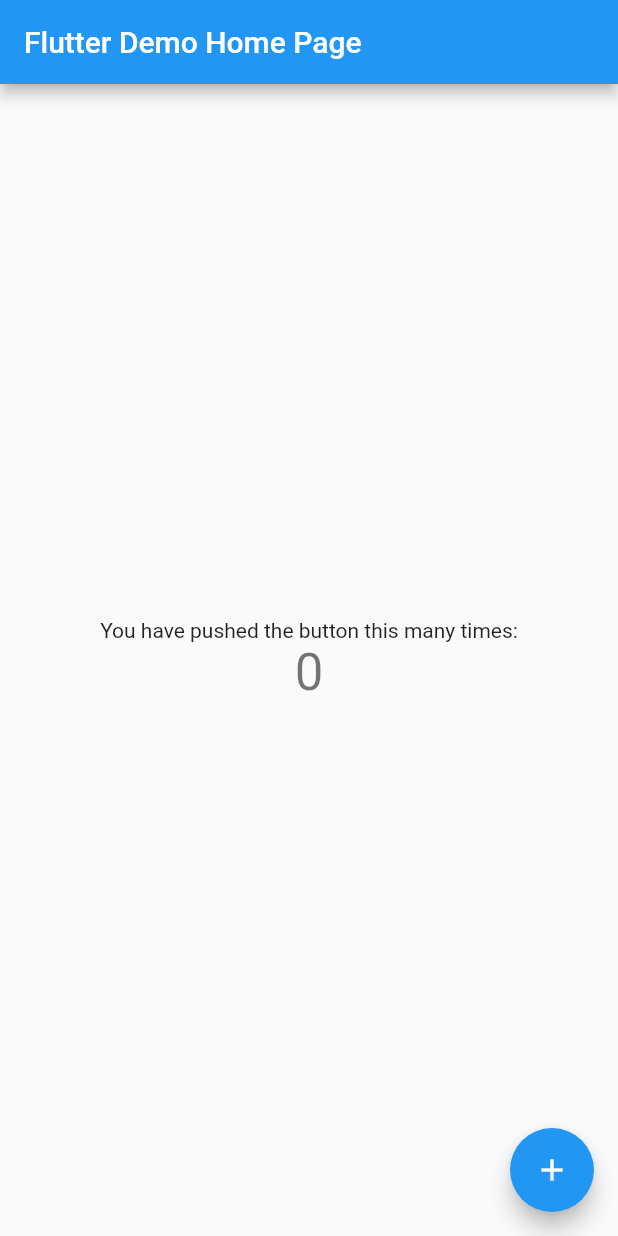
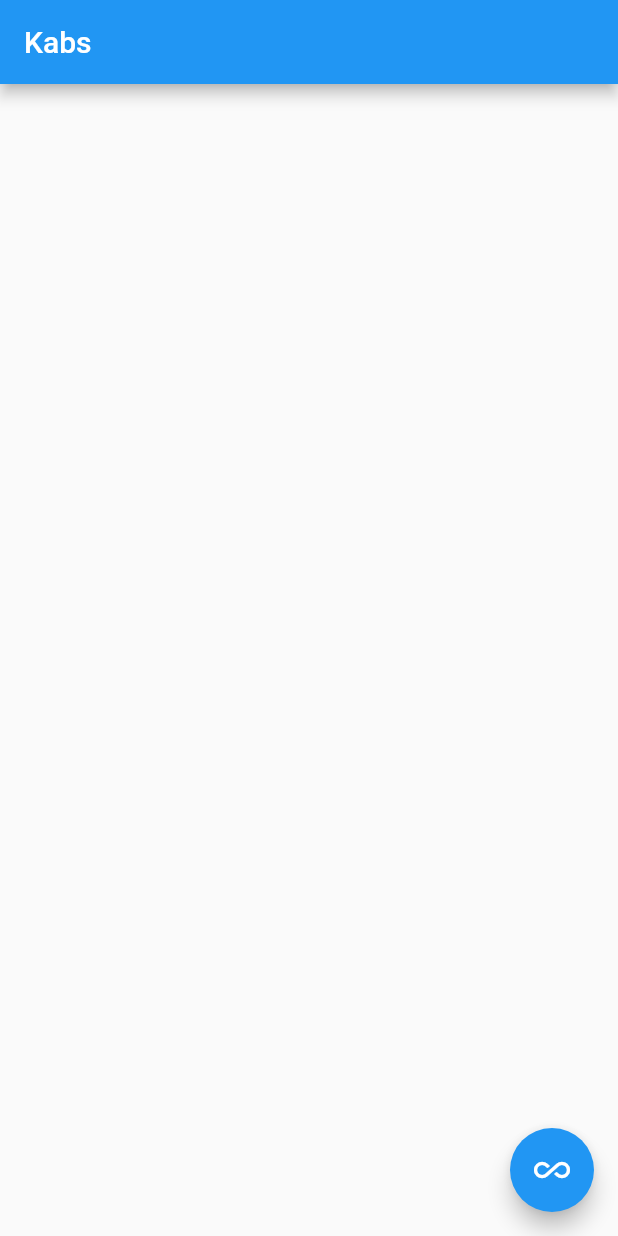
Before and after one commit to Alphanumeric-org/thekabsfamilyapp, a Flutter app: the screen it shows after launch, on a phone screen of 412 x 824 dp. Run offline on Flutter 3.47's test engine with Material 2 defaults, Android fonts, the phone set to English and light mode, and no system bars; our stand-ins replace firebase_core; accounts and stored records are empty.

Commit message:
Changes to be committed: 	modified:   lib/main.dart
 Changes not staged for commit:
	modified:   android/app/src/main/kotlin/com/kabsfamily/thekabsfamilyapp/MainActivity.kt
	modified:   android/build.gradle
	modified:   lib/main.dart
	modified:   pubspec.lock
	modified:   pubspec.yaml

```diff
--- a/lib/main.dart
+++ b/lib/main.dart
@@ -10,7 +10,7 @@
 class MyApp extends StatelessWidget {
   const MyApp({super.key});
 
-  // This widget is the root of your application.
+  // This is the root of the Kabs Family application.
   @override
   Widget build(BuildContext context) {
     return MaterialApp(
@@ -18,7 +18,7 @@
       theme: ThemeData(
         primarySwatch: Colors.blue,
       ),
-      home: const MyHomePage(title: 'Flutter Demo Home Page'),
+      home: const MyHomePage(title: 'Kabs'),
       debugShowCheckedModeBanner: false,
     );
   }
@@ -34,67 +34,25 @@
 }
 
 class _MyHomePageState extends State<MyHomePage> {
-  int _counter = 0;
-
-  void _incrementCounter() {
-    setState(() {
-      // This call to setState tells the Flutter framework that something has
-      // changed in this State, which causes it to rerun the build method below
-      // so that the display can reflect the updated values. If we changed
-      // _counter without calling setState(), then the build method would not be
-      // called again, and so nothing would appear to happen.
-      _counter++;
-    });
-  }
-
   @override
   Widget build(BuildContext context) {
-    // This method is rerun every time setState is called, for instance as done
-    // by the _incrementCounter method above.
-    //
-    // The Flutter framework has been optimized to make rerunning build methods
-    // fast, so that you can just rebuild anything that needs updating rather
-    // than having to individually change instances of widgets.
     return Scaffold(
       appBar: AppBar(
-        // Here we take the value from the MyHomePage object that was created by
-        // the App.build method, and use it to set our appbar title.
         title: Text(widget.title),
       ),
-      body: Center(
-        // Center is a layout widget. It takes a single child and positions it
-        // in the middle of the parent.
+      body: const Center(
         child: Column(
-          // Column is also a layout widget. It takes a list of children and
-          // arranges them vertically. By default, it sizes itself to fit its
-          // children horizontally, and tries to be as tall as its parent.
-          //
-          // Invoke "debug painting" (press "p" in the console, choose the
-          // "Toggle Debug Paint" action from the Flutter Inspector in Android
-          // Studio, or the "Toggle Debug Paint" command in Visual Studio Code)
-          // to see the wireframe for each widget.
-          //
-          // Column has various properties to control how it sizes itself and
-          // how it positions its children. Here we use mainAxisAlignment to
-          // center the children vertically; the main axis here is the vertical
-          // axis because Columns are vertical (the cross axis would be
-          // horizontal).
           mainAxisAlignment: MainAxisAlignment.center,
           children: <Widget>[
-            const Text(
-              'You have pushed the button this many times:',
-            ),
             Text(
-              '$_counter',
-              style: Theme.of(context).textTheme.headlineMedium,
+              '',
             ),
           ],
         ),
       ),
       floatingActionButton: FloatingActionButton(
-        onPressed: _incrementCounter,
-        tooltip: 'Increment',
-        child: const Icon(Icons.add),
+        onPressed: () {},
+        child: const Icon(Icons.all_inclusive_outlined),
       ), // This trailing comma makes auto-formatting nicer for build methods.
     );
   }
```
